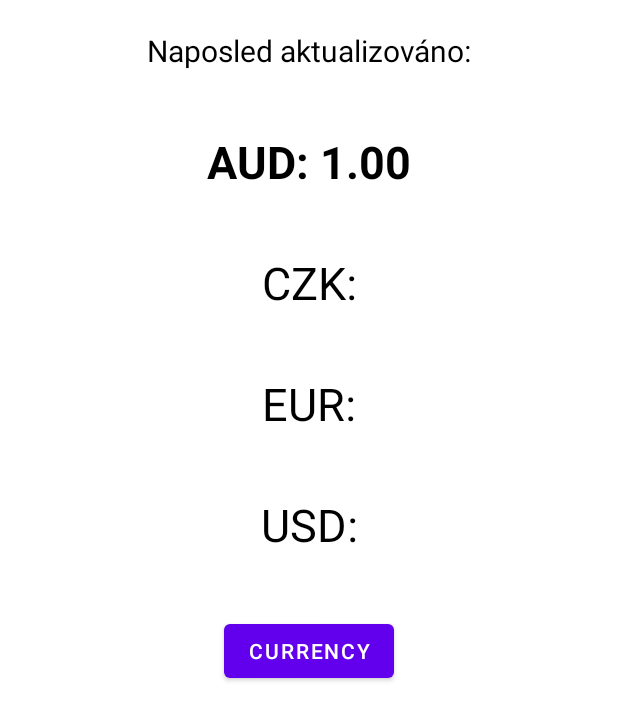
After one commit to Iniesta-sys/AK7MT_Project, an Android app: the layout activity_main_currency.xml on its own in the app's theme, with its tools: preview values and no code run, on a phone screen of 412 x 824 dp. The commit adds this screen. Shown: the top 720 px of the screen. Run offline under Robolectric (Android 15) with nearby library versions, the phone set to English and light mode, and no system bars.

Commit message:
Main page and Second page

```diff
--- /dev/null
+++ b/app/src/main/res/layout/activity_main_currency.xml
@@ -0,0 +1,84 @@
+<?xml version="1.0" encoding="utf-8"?>
+<androidx.constraintlayout.widget.ConstraintLayout
+    xmlns:android="http://schemas.android.com/apk/res/android"
+    xmlns:tools="http://schemas.android.com/tools"
+    xmlns:app="http://schemas.android.com/apk/res-auto"
+    android:layout_width="match_parent"
+    android:layout_height="match_parent"
+    tools:context=".MainActivityCurrency">
+    <TextView
+        android:id="@+id/lastUpdate"
+        android:layout_width="wrap_content"
+        android:layout_height="wrap_content"
+        android:text="Naposled aktualizováno:"
+        android:textColor="@color/black"
+        android:textSize="20dp"
+        android:layout_marginTop="20dp"
+        app:layout_constraintStart_toStartOf="parent"
+        app:layout_constraintEnd_toEndOf="parent"
+        app:layout_constraintTop_toTopOf="parent" />
+
+    <TextView
+        android:id="@+id/baseCurrency"
+        android:layout_width="wrap_content"
+        android:layout_height="wrap_content"
+        android:text="@string/base_currency"
+        android:textColor="@color/black"
+        android:textSize="30dp"
+        android:textStyle="bold"
+        android:layout_marginTop="40dp"
+        app:layout_constraintStart_toStartOf="parent"
+        app:layout_constraintEnd_toEndOf="parent"
+        app:layout_constraintTop_toBottomOf= "@id/lastUpdate" />
+
+
+    <TextView
+        android:id="@+id/czk"
+        android:layout_width="wrap_content"
+        android:layout_height="wrap_content"
+        android:text="@string/czk"
+        android:textColor="@color/black"
+        android:textSize="30dp"
+        android:layout_marginTop="40dp"
+        app:layout_constraintStart_toStartOf="parent"
+        app:layout_constraintEnd_toEndOf="parent"
+        app:layout_constraintTop_toBottomOf= "@id/baseCurrency" />
+
+    <TextView
+        android:id="@+id/eur"
+        android:layout_width="wrap_content"
+        android:layout_height="wrap_content"
+        android:text="@string/eur"
+        android:textColor="@color/black"
+        android:textSize="30dp"
+        android:layout_marginTop="40dp"
+        app:layout_constraintStart_toStartOf="parent"
+        app:layout_constraintEnd_toEndOf="parent"
+        app:layout_constraintTop_toBottomOf= "@id/czk" />
+
+    <TextView
+        android:id="@+id/usd"
+        android:layout_width="wrap_content"
+        android:layout_height="wrap_content"
+        android:text="@string/usd"
+        android:textColor="@color/black"
+        android:textSize="30dp"
+        android:layout_marginTop="40dp"
+        app:layout_constraintStart_toStartOf="parent"
+        app:layout_constraintEnd_toEndOf="parent"
+        app:layout_constraintTop_toBottomOf= "@id/eur" />
+
+    <Button
+        android:layout_width="wrap_content"
+        android:layout_height="wrap_content"
+        android:layout_marginTop="40dp"
+        android:id="@+id/second_act_btn"
+        android:text="Currency"
+        app:layout_constraintEnd_toEndOf="parent"
+        app:layout_constraintStart_toStartOf="parent"
+        app:layout_constraintTop_toBottomOf="@id/usd" />
+
+
+
+
+</androidx.constraintlayout.widget.ConstraintLayout>
```
Also changed, not shown: app/src/main/AndroidManifest.xml (+7 -1 lines), app/src/main/java/cz/utb/fai/project_ak7mt_v2/MainActivity.kt (+3 -55 lines), app/src/main/java/cz/utb/fai/project_ak7mt_v2/MainCurrency.kt (added, +64 -0 lines), app/src/main/res/layout/activity_main.xml (+7 -56 lines).
